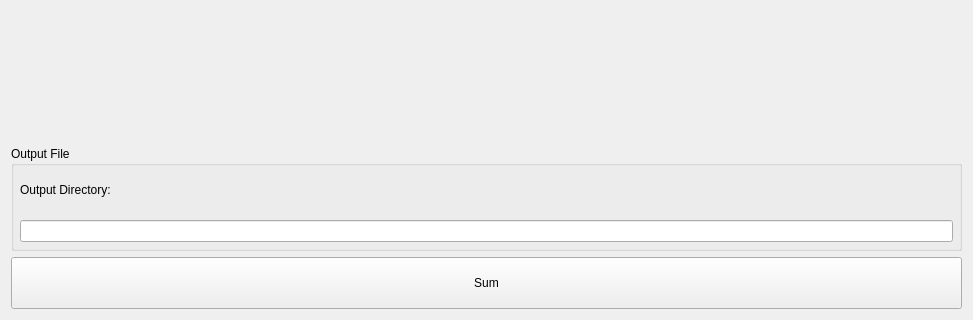
mantidproject/mantid, file scripts/Interface/ui/sans_isis/add_runs_page.ui: the form before one commit; both pictures show x 0 to 973 and y 347 to 667 of the 973 by 667 pixel window.
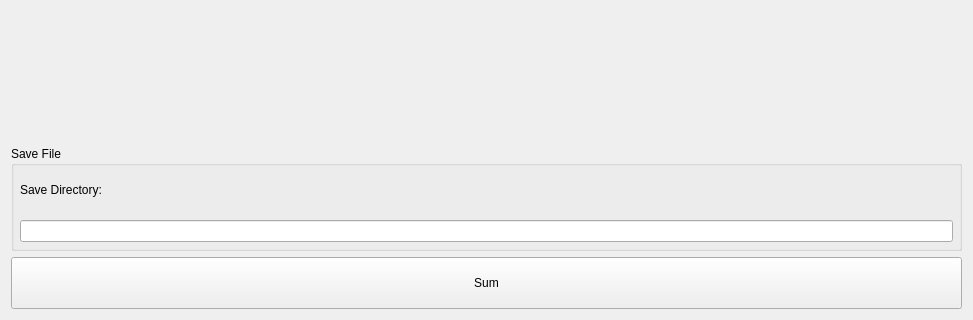
The form after the commit. Custom widgets are drawn as their Qt base class.

Commit message:
Change output dir to save dir on SANS sum runs page
Refs #23957

What changed in the file:
```diff
--- a/scripts/Interface/ui/sans_isis/add_runs_page.ui
+++ b/scripts/Interface/ui/sans_isis/add_runs_page.ui
@@ -43,7 +43,7 @@
       </sizepolicy>
      </property>
      <property name="title">
-      <string>Output File</string>
+      <string>Save File</string>
      </property>
      <layout class="QVBoxLayout" name="verticalLayout_2">
       <property name="spacing">
@@ -64,7 +64,7 @@
       <item>
        <widget class="QLabel" name="outputDirectoryLabel">
         <property name="text">
-         <string>Output Directory:</string>
+         <string>Save Directory:</string>
         </property>
        </widget>
       </item>
```
The commit also changes 1 other file.
